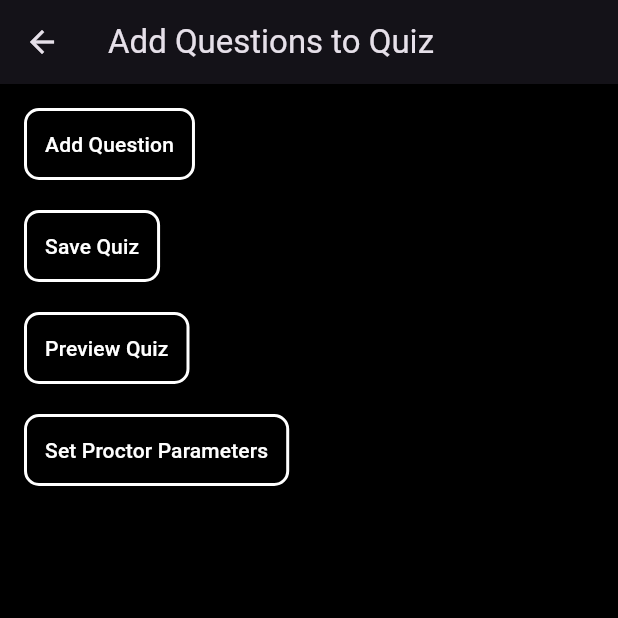
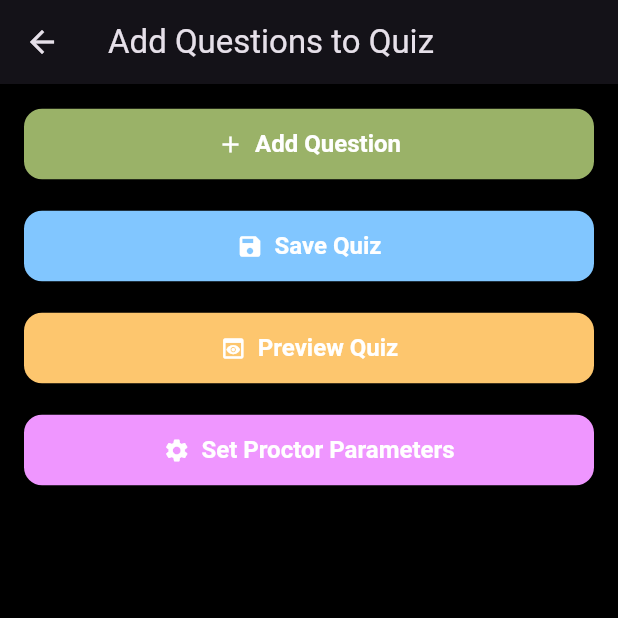
Before and after one commit to nayan1306/bigaze-controller, a Flutter app: the CreateQuizPage screen opened directly with empty values, on a phone screen of 412 x 824 dp, the top half of it. Run offline on Flutter 3.47's test engine with Material 3 defaults, Android fonts, the phone set to English and light mode, and no system bars; our stand-ins replace cloud_firestore, firebase_auth, firebase_core, firebase_messaging, google_sign_in, multi_select_flutter and 1 more; missing offline and left inert: firebase_ui_auth; accounts and stored records are empty.

```diff
--- a/lib/Screens/proctor_parameters.dart
+++ b/lib/Screens/proctor_parameters.dart
@@ -177,14 +177,15 @@ class _ProctorParametersPageState extends State<ProctorParametersPage> {
               }),
               ElevatedButton.icon(
                 onPressed: addNewProhibitedObject,
-                icon: const Icon(Icons.add),
+                icon: const Icon(Icons.add,
+                    color: Color.fromARGB(255, 255, 255, 255)),
                 label: const Text(
                   'Add Another Object',
                   style: TextStyle(color: Color.fromARGB(255, 255, 255, 255)),
                 ),
                 style: ElevatedButton.styleFrom(
-                  padding: const EdgeInsets.all(10.0),
-                  backgroundColor: const Color.fromARGB(231, 76, 174, 95),
+                  padding: const EdgeInsets.all(6.0),
+                  backgroundColor: const Color.fromARGB(231, 253, 157, 255),
                 ),
               ),
               const SizedBox(height: 20),
@@ -223,14 +224,17 @@ class _ProctorParametersPageState extends State<ProctorParametersPage> {
               }),
               ElevatedButton.icon(
                 onPressed: addNewProhibitedSound,
-                icon: const Icon(Icons.add),
+                icon: const Icon(
+                  Icons.add,
+                  color: Colors.white,
+                ),
                 label: const Text(
                   'Add Another Sound',
                   style: TextStyle(color: Colors.white),
                 ),
                 style: ElevatedButton.styleFrom(
-                  padding: const EdgeInsets.all(10.0),
-                  backgroundColor: const Color.fromARGB(231, 76, 174, 95),
+                  padding: const EdgeInsets.all(7.0),
+                  backgroundColor: const Color.fromARGB(231, 250, 156, 255),
                 ),
               ),
               const SizedBox(height: 20),
--- a/lib/quizcreatepage.dart
+++ b/lib/quizcreatepage.dart
@@ -209,47 +209,56 @@ class _CreateQuizPageState extends State<CreateQuizPage> {
                 );
               }),
               // buttons -------------------------------------------------------
-              ElevatedButton(
+              SizedBox(
+                width: double.infinity,
+                child: ElevatedButton.icon(
                   onPressed: addQuestion,
+                  icon: const Icon(Icons.add, color: Colors.white),
+                  label: const Text(
+                    'Add Question',
+                    style: TextStyle(color: Colors.white),
+                  ),
                   style: ElevatedButton.styleFrom(
                     shape: RoundedRectangleBorder(
-                    borderRadius: BorderRadius.circular(10), // Rounded corners
+                      borderRadius: BorderRadius.circular(12),
                     ),
-                  backgroundColor: Colors.transparent,
-                  side: const BorderSide(
-                      color: Colors.white,
-                      width: 2), // White border around the button
-                  padding: const EdgeInsets.all(
-                      14.0), // Makes the background transparent
+                    backgroundColor: const Color.fromARGB(
+                        255, 154, 178, 104), // Green for Add
+                    padding: const EdgeInsets.all(14.0),
+                    textStyle: const TextStyle(
+                      fontWeight: FontWeight.bold,
+                      fontSize: 16,
                     ),
-                child: const Text(
-                  'Add Question',
-                  style: TextStyle(color: Colors.white), // White text color
+                  ),
                 ),
               ),
               const SizedBox(height: 20),
-              ElevatedButton(
+              SizedBox(
+                width: double.infinity,
+                child: ElevatedButton.icon(
                   onPressed: saveQuiz,
+                  icon: const Icon(Icons.save, color: Colors.white),
+                  label: const Text('Save Quiz',
+                      style: TextStyle(color: Colors.white)),
                   style: ElevatedButton.styleFrom(
                     shape: RoundedRectangleBorder(
-                    borderRadius: BorderRadius.circular(10), // Rounded corners
+                      borderRadius: BorderRadius.circular(12),
                     ),
-                  backgroundColor: Colors.transparent,
-                  side: const BorderSide(
-                      color: Colors.white,
-                      width: 2), // White border around the button
-                  padding: const EdgeInsets.all(
-                      14.0), // Makes the background transparent
+                    backgroundColor: const Color.fromARGB(
+                        255, 129, 198, 255), // Blue for Save
+                    padding: const EdgeInsets.all(14.0),
+                    textStyle: const TextStyle(
+                      fontWeight: FontWeight.bold,
+                      fontSize: 16,
                     ),
-                child: const Text(
-                  'Save Quiz',
-                  style: TextStyle(color: Colors.white), // White text color
+                  ),
                 ),
               ),
               const SizedBox(height: 20),
-              ElevatedButton(
+              SizedBox(
+                width: double.infinity,
+                child: ElevatedButton.icon(
                   onPressed: () {
-                  // Navigate to QuizPreviewPage with the examId and teacherDocId
                     Navigator.push(
                       context,
                       MaterialPageRoute(
@@ -260,26 +269,27 @@ class _CreateQuizPageState extends State<CreateQuizPage> {
                       ),
                     );
                   },
+                  icon: const Icon(Icons.preview, color: Colors.white),
+                  label: const Text('Preview Quiz',
+                      style: TextStyle(color: Colors.white)),
                   style: ElevatedButton.styleFrom(
                     shape: RoundedRectangleBorder(
-                    borderRadius: BorderRadius.circular(10), // Rounded corners
+                      borderRadius: BorderRadius.circular(12),
                     ),
-                  backgroundColor: Colors.transparent,
-                  side: const BorderSide(
-                      color: Colors.white,
-                      width: 2), // White border around the button
-                  padding: const EdgeInsets.all(
-                      14.0), // Makes the background transparent
-                ),
-                child: const Text(
-                  'Preview Quiz',
-                  style: TextStyle(color: Colors.white), // White text color
+                    backgroundColor: const Color.fromARGB(
+                        255, 253, 198, 110), // Orange for Preview
+                    padding: const EdgeInsets.all(14.0),
+                    textStyle: const TextStyle(
+                      fontWeight: FontWeight.bold,
+                      fontSize: 16,
                     ),
                   ),
-              const SizedBox(
-                height: 20,
                 ),
-              ElevatedButton(
+              ),
+              const SizedBox(height: 20),
+              SizedBox(
+                width: double.infinity,
+                child: ElevatedButton.icon(
                   onPressed: () {
                     Navigator.push(
                       context,
@@ -291,22 +301,23 @@ class _CreateQuizPageState extends State<CreateQuizPage> {
                       ),
                     );
                   },
+                  icon: const Icon(Icons.settings, color: Colors.white),
+                  label: const Text('Set Proctor Parameters',
+                      style: TextStyle(color: Colors.white)),
                   style: ElevatedButton.styleFrom(
                     shape: RoundedRectangleBorder(
-                    borderRadius: BorderRadius.circular(10), // Rounded corners
+                      borderRadius: BorderRadius.circular(12),
                     ),
-                  backgroundColor: Colors.transparent,
-                  side: const BorderSide(
-                      color: Colors.white,
-                      width: 2), // White border around the button
-                  padding: const EdgeInsets.all(
-                      14.0), // Makes the background transparent
+                    backgroundColor: const Color.fromARGB(
+                        255, 239, 150, 255), // Purple for Settings
+                    padding: const EdgeInsets.all(14.0),
+                    textStyle: const TextStyle(
+                      fontWeight: FontWeight.bold,
+                      fontSize: 16,
                     ),
-                child: const Text(
-                  'Set Proctor Parameters',
-                  style: TextStyle(color: Colors.white), // White text color
                   ),
-              )
+                ),
+              ),
             ],
           ),
         ),
```
Lines whose indentation alone changed are shown as unchanged.
